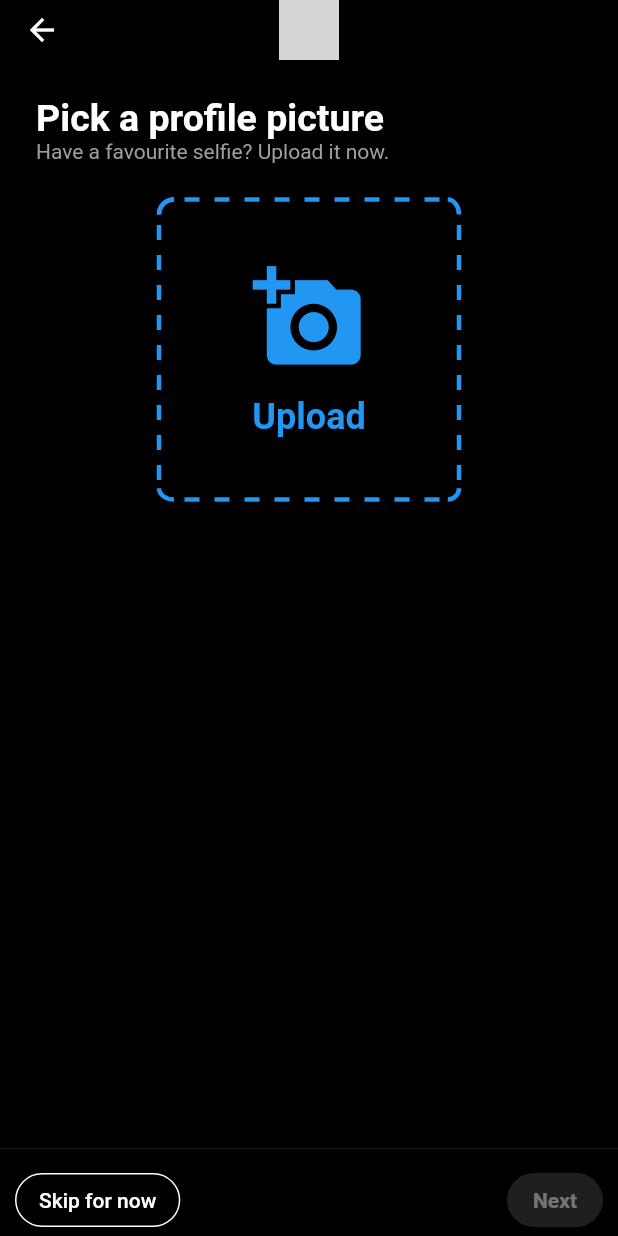
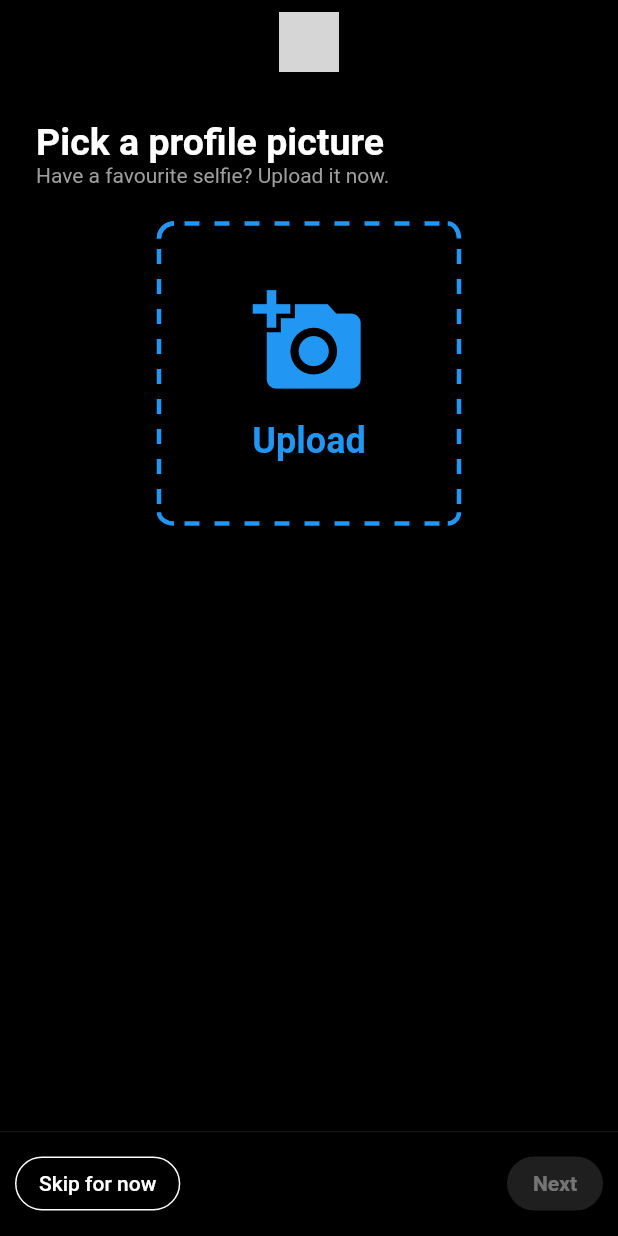
Before and after one commit to AbdoWise-z/GigaChat-Cross-platform, a Flutter app: the PickProfilePicture screen opened directly, on a phone screen of 412 x 824 dp. Run offline on Flutter 3.47's test engine with Material 2 defaults, Android fonts, the phone set to English and light mode, and no system bars; our stand-ins replace email_validator, font_awesome_flutter, google_fonts, image_picker, like_button, loading_indicator and 1 more; accounts and stored records are empty; grey boxes are pictures that could not be loaded.

Commit message:
fixing some bugs

```diff
--- a/lib/main.dart
+++ b/lib/main.dart
@@ -7,9 +7,12 @@ import 'package:gigachat/pages/loading-page.dart';
 import 'package:gigachat/pages/login/login-page.dart';
 import 'package:gigachat/pages/login/sub-pages/password-page.dart';
 import 'package:gigachat/pages/login/sub-pages/username-page.dart';
+import 'package:gigachat/pages/register/confirm-create-account.dart';
 import 'package:gigachat/pages/register/create-account.dart';
 import 'package:gigachat/pages/register/create-password.dart';
 import 'package:gigachat/pages/register/landing-register.dart';
+import 'package:gigachat/pages/setup-profile/choose-username.dart';
+import 'package:gigachat/pages/setup-profile/setup-profile-picture.dart';
 import 'package:gigachat/pages/temp.dart';
 import 'package:gigachat/providers/auth.dart';
 import 'package:gigachat/providers/local-settings-provider.dart';
@@ -68,6 +71,9 @@ class _GigaChatState extends State<GigaChat> {
               LoadingPage.pageRoute : (context) => const LoadingPage(),
               CreatePassword.pageRoute : (context) =>  CreatePassword(),
               LandingRegisterPage.pageRoute : (context) => LandingRegisterPage(),
+              ChooseUsername.pageRoute : (context) => ChooseUsername(),
+              PickProfilePicture.pageRoute : (context) => PickProfilePicture(),
+              ConfirmCreateAccount.pageRoute : (context) => ConfirmCreateAccount(),
             },
           );
         },
--- a/lib/pages/setup-profile/setup-profile-picture.dart
+++ b/lib/pages/setup-profile/setup-profile-picture.dart
@@ -1,6 +1,8 @@
 
 import 'package:flutter/material.dart';
 import 'package:gigachat/pages/setup-profile/choose-username.dart';
+import 'package:gigachat/widgets/auth/auth-app-bar.dart';
+import 'package:gigachat/widgets/auth/auth-footer.dart';
 import 'package:gigachat/widgets/upload-image.dart';
 import '../../providers/theme-provider.dart';
 import 'dart:io';
@@ -21,17 +23,9 @@ class _PickProfilePictureState extends State<PickProfilePicture> {
   Widget build(BuildContext context) {
     bool isButtonDisabled = selectedImage.path == "";
     return Scaffold(
-      appBar: AppBar(
-        toolbarHeight: 40,
-        elevation: 0,
-        centerTitle: true,
-        title: SizedBox(
-          height: 40,
-          width: 40,
-          child: Image.asset(
-            ThemeProvider.getInstance(context).isDark() ? 'assets/giga-chat-logo-dark.png' : 'assets/giga-chat-logo-light.png',
-          ),
-        ),
+      appBar: AuthAppBar(context,
+        leadingIcon: null,
+        showDefault: false,
       ),
       body: Padding(
         padding: const EdgeInsets.all(24),
@@ -67,50 +61,20 @@ class _PickProfilePictureState extends State<PickProfilePicture> {
           ],
         ),
       ),
-      bottomSheet: SizedBox(
-        height: 60,
-        child: Column(
-          mainAxisAlignment: MainAxisAlignment.end,
-          crossAxisAlignment: CrossAxisAlignment.end,
-          children: [
-            const Divider(thickness: 0.6, height: 1,),
-            Padding(
-              padding: const EdgeInsets.fromLTRB(10,10,10,0),
-              child: Row(
-                children: [
-                  OutlinedButton(
-                    onPressed: (){
+      bottomSheet: AuthFooter(
+        disableRightButton: isButtonDisabled,
+        showLeftButton: true,
+        leftButtonLabel: "Skip for now",
+        rightButtonLabel: "Next",
+        onLeftButtonPressed: (){
           //navigate to username page
           Navigator.pushReplacementNamed(context, ChooseUsername.pageRoute);
         },
-                    style: OutlinedButton.styleFrom(
-                      shape: const RoundedRectangleBorder(
-                        borderRadius: BorderRadius.all(Radius.circular(20))
-                      )
-                    ),
-                    child: const Text("Skip for now"),
-                  ),
-                  const Expanded(child: SizedBox()),
-                  ElevatedButton(
-                    onPressed: isButtonDisabled? null : () async {
+        onRightButtonPressed: () async {
           //TODO: request to add image to user
           //navigate to username page
           Navigator.pushReplacementNamed(context, ChooseUsername.pageRoute);
         },
-                    style: ButtonStyle(
-                      shape: MaterialStateProperty.all(
-                          const RoundedRectangleBorder(
-                            borderRadius: BorderRadius.all(Radius.circular(20)),
-                          )
-                      ),
-                    ),
-                    child: const Text("Next"),
-                  ),
-                ],
-              ),
-            ),
-          ],
-        ),
       ),
     );
   }
--- a/pubspec.yaml
+++ b/pubspec.yaml
@@ -37,6 +37,7 @@ dependencies:
   font_awesome_flutter: ^10.6.0
   like_button: ^2.0.5
   google_fonts: ^6.1.0
+  image_picker: ^1.0.4
 
 
   # The following adds the Cupertino Icons font to your application.
```
Also changed, not shown: lib/pages/setup-profile/choose-username.dart (+29 -81 lines), pubspec.lock. Lines whose indentation alone changed are shown as unchanged.
